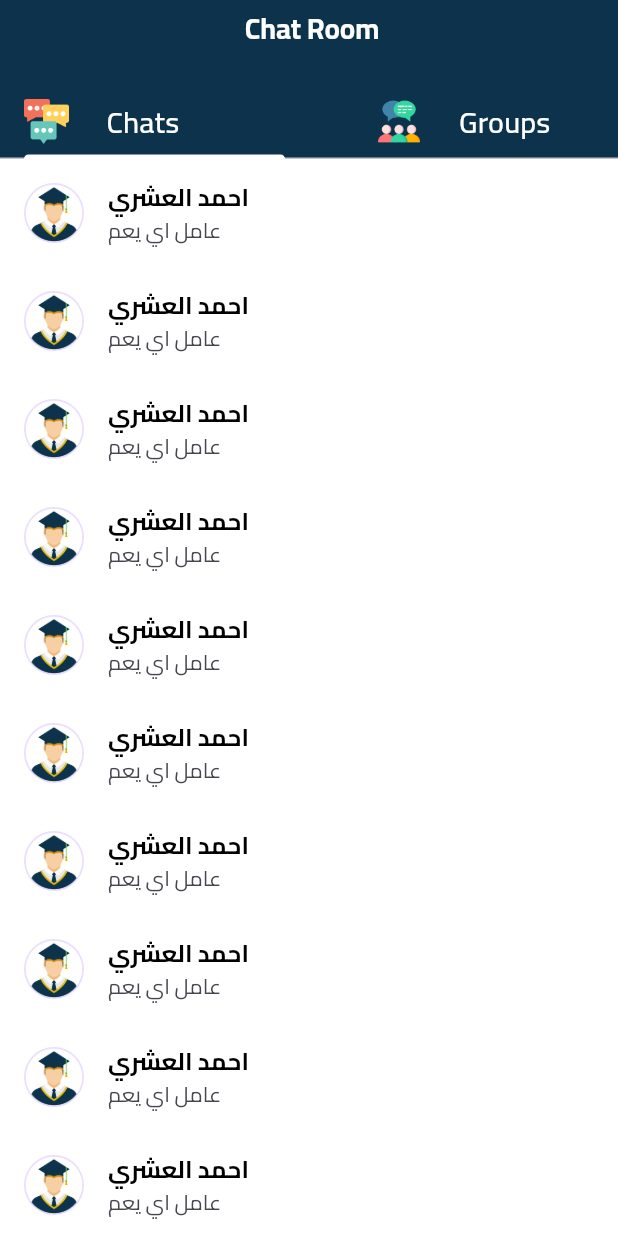
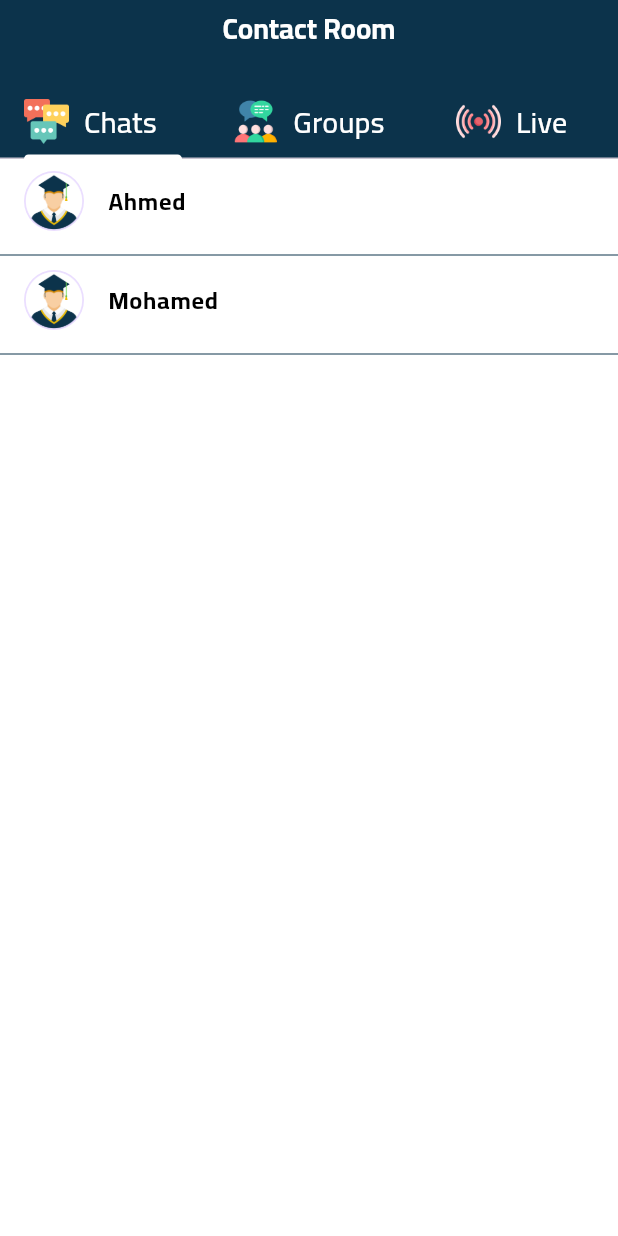
Before and after one commit to ahmedelashrry1/graduation_project, a Flutter app: the ChatScreen screen opened directly, on a phone screen of 412 x 824 dp. Run offline on Flutter 3.47's test engine with Material 3 defaults, Android fonts, the phone set to English and light mode, and no system bars; our stand-ins replace dio, flutter_svg, font_awesome_flutter, image_picker.

Commit message:
add the live tap

```diff
--- a/lib/Dashbord/dashbodrscreen.dart
+++ b/lib/Dashbord/dashbodrscreen.dart
@@ -1,6 +1,8 @@
 import 'package:flutter/material.dart';
 
 class DashboardScreen extends StatelessWidget {
+  const DashboardScreen({super.key});
+
   @override
   Widget build(BuildContext context) {
     return Scaffold(
--- a/lib/chat/widget/Chat_Screen_State.dart
+++ b/lib/chat/widget/Chat_Screen_State.dart
@@ -2,29 +2,29 @@ import 'package:flutter/material.dart';
 import 'package:graduation_project/chat/widget/Tap_Bar.dart';
 import 'package:graduation_project/chat/widget/chat_tap.dart';
 import 'package:graduation_project/chat/widget/group_tap.dart';
+import 'package:graduation_project/chat/widget/live_tap.dart';
 import 'package:graduation_project/core/utils/app_colors.dart';
 import 'package:graduation_project/core/utils/app_text_styles.dart';
 
-class  ChatScreen extends StatefulWidget {
+class ChatScreen extends StatefulWidget {
+  const ChatScreen({super.key});
+
   @override
   _ChatScreenState createState() => _ChatScreenState();
 }
 
-class _ChatScreenState extends State<ChatScreen>
-    with SingleTickerProviderStateMixin {
+class _ChatScreenState extends State<ChatScreen> with SingleTickerProviderStateMixin {
   late TabController _tabController;
-  bool showNotification = true;
-  bool showBackButton = true;
 
   @override
   void initState() {
     super.initState();
-    _tabController = TabController(length: 2, vsync: this);
+    _tabController = TabController(length: 3, vsync: this);  // تغيير length إلى 3
   }
 
   @override
   void dispose() {
-    _tabController.dispose(); // التخلص من التاب كنترولر لتفادي مشاكل التسريب
+    _tabController.dispose();
     super.dispose();
   }
 
@@ -32,10 +32,11 @@ class _ChatScreenState extends State<ChatScreen>
   Widget build(BuildContext context) {
     return Scaffold(
       appBar: AppBar(
+        iconTheme: IconThemeData(color: Colors.white),
         backgroundColor: AppColors.primaryColor,
         centerTitle: true,
         title: Text(
-          " Chat Room",
+          "Contact Room",
           textAlign: TextAlign.center,
           style: TextStyles.bold19.copyWith(color: Colors.white),
         ),
@@ -43,9 +44,7 @@ class _ChatScreenState extends State<ChatScreen>
           preferredSize: Size.fromHeight(50),
           child: Column(
             children: [
-              SizedBox(
-                height: 20,
-              ),
+              SizedBox(height: 20),
               TapBar(tabController: _tabController),
             ],
           ),
@@ -54,8 +53,9 @@ class _ChatScreenState extends State<ChatScreen>
       body: TabBarView(
         controller: _tabController,
         children: [
-          ChatsTab(), // محتوى تبويب المحادثات
-          GroupsTab(), // محتوى تبويب الجروبات
+          ChatsTab(),  // محتوى تبويب المحادثات
+          GroupsTab(), // محتوى تبويب المجموعات
+          LiveTap(), // محتوى تبويب "Live Room"
         ],
       ),
     );
--- a/lib/chat/widget/Tap_Bar.dart
+++ b/lib/chat/widget/Tap_Bar.dart
@@ -13,7 +13,6 @@ class TapBar extends StatelessWidget {
   Widget build(BuildContext context) {
     return TabBar(
       indicatorColor: AppColors.primaryColor,
-      // labelStyle: TextStyles.bold23.copyWith(color: AppColors.primaryColor),
       controller: _tabController,
       tabs: [
         Tab(
@@ -25,7 +24,7 @@ class TapBar extends StatelessWidget {
                 width: 30,
                 height: 35,
               ),
-              SizedBox(width: 25),
+              SizedBox(width: 10),
               Text('Chats', style: TextStyle(fontSize: 20, color: Colors.white)),
             ],
           ),
@@ -39,8 +38,23 @@ class TapBar extends StatelessWidget {
                 width: 30,
                 height: 35,
               ),
-              SizedBox(width: 25),
+              SizedBox(width: 10),
               Text('Groups', style: TextStyle(fontSize: 20, color: Colors.white)),
+            ],
+          ),
+        ),
+        // إضافة التبويب الجديد
+        Tab(
+          child: Row(
+            mainAxisAlignment: MainAxisAlignment.center,
+            children: [
+              Image.asset(
+                'assets/images/live.png', // تأكد من إضافة صورة لرمز "Live Room"
+                width: 30,
+                height: 35,
+              ),
+              SizedBox(width: 10),
+              Text('Live ', style: TextStyle(fontSize: 20, color: Colors.white)),
             ],
           ),
         ),
--- a/lib/chat/widget/chat_tap.dart
+++ b/lib/chat/widget/chat_tap.dart
@@ -1,28 +1,52 @@
 import 'package:flutter/material.dart';
-import 'package:graduation_project/chat/widget/ditails_chat.dart';
+import 'package:graduation_project/chat/widget/chat_details.dart';
+import 'package:graduation_project/core/utils/app_colors.dart';
 import 'package:graduation_project/core/utils/app_text_styles.dart';
 
 class ChatsTab extends StatelessWidget {
+  ChatsTab({super.key});
+
+  // قائمة تحتوي على بيانات المحادثات
+  final List<Map<String, String>> chatsData = [
+    {'name': 'Ahmed ', 'image': 'assets/images/student.png'},
+    {'name': 'Mohamed ', 'image': 'assets/images/student.png'},
+  ];
+
   @override
   Widget build(BuildContext context) {
     return ListView.builder(
-      itemCount: 15, // عدد المحادثات
+      itemCount: chatsData.length, // عدد المحادثات بناءً على القائمة
       itemBuilder: (context, index) {
-        return ListTile(
+        final chat = chatsData[index]; // استدعاء بيانات المحادثة الحالية
+
+        return Column(
+          children: [
+            ListTile(
               leading: CircleAvatar(
-            child: Image.asset('assets/images/student.png'),
+                backgroundImage: AssetImage(chat['image']!), // صورة المستخدم
               ),
-          title: Text('احمد العشري',
-              style: TextStyles.bold16.copyWith(color: Colors.black)),
-          subtitle: Text('عامل اي يعم'),
+              title: Text(
+                chat['name']!,
+                style: TextStyles.bold16.copyWith(color: Colors.black),
+              ),
               onTap: () {
                 Navigator.push(
                   context,
                   MaterialPageRoute(
-                      builder: (context) => const DitailsChat(),
+                    builder: (context) => ChatDetails(
+                      userName: chat['name']!,
+                      userIcon: chat['image']!,
+                    ),
                   ),
                 );
               },
+            ),
+            const SizedBox(height: 8), // المسافة بين المحادثات
+            Divider(
+                thickness: 0, height: 0, color: AppColors.lightPrimaryColor),
+            // الخط الفاصل
+            const SizedBox(height: 2),
+          ],
         );
       },
     );
--- a/lib/chat/widget/group_tap.dart
+++ b/lib/chat/widget/group_tap.dart
@@ -1,6 +1,8 @@
 import 'package:flutter/material.dart';
 
 class GroupsTab extends StatelessWidget {
+  const GroupsTab({super.key});
+
   @override
   Widget build(BuildContext context) {
     return ListView.builder(
--- a/pubspec.yaml
+++ b/pubspec.yaml
@@ -33,13 +33,19 @@ dependencies:
   dio: ^5.7.0
   flutter:
     sdk: flutter
+  flutter_animate: ^4.5.0
   flutter_localizations:
     sdk: flutter
   flutter_svg: ^2.0.17
+  font_awesome_flutter: ^10.8.0
   image_picker: ^1.1.2
+  message_builder: ^0.2.0
+  modal_progress_hud_nsn: ^0.5.1
   multiavatar: ^0.1.5
+  provider: ^6.1.2
   shared_preferences: ^2.4.0
   timeago: ^3.7.0
+  url_launcher: ^6.3.1
 
 dev_dependencies:
   flutter_lints: ^5.0.0
```
Also changed, not shown: lib/chat/model/message.dart (added, +30 -0 lines), lib/chat/widget/Chat_Input.dart (added, +35 -0 lines), lib/chat/widget/bubble_chat.dart (added, +31 -0 lines), lib/chat/widget/chat_controller.dart (added, +39 -0 lines), lib/chat/widget/chat_details.dart (added, +84 -0 lines), lib/chat/widget/ditails_chat.dart (deleted, +0 -28 lines), lib/chat/widget/live_tap.dart (added, +73 -0 lines), lib/core/api/dio_consumer.dart (+87 -88 lines), assets/images/business.png (added), assets/images/live.png (added), assets/images/meet.png (added), assets/images/zoomMETTING.png (added), pubspec.lock, 8 other files. Lines whose indentation alone changed are shown as unchanged.
